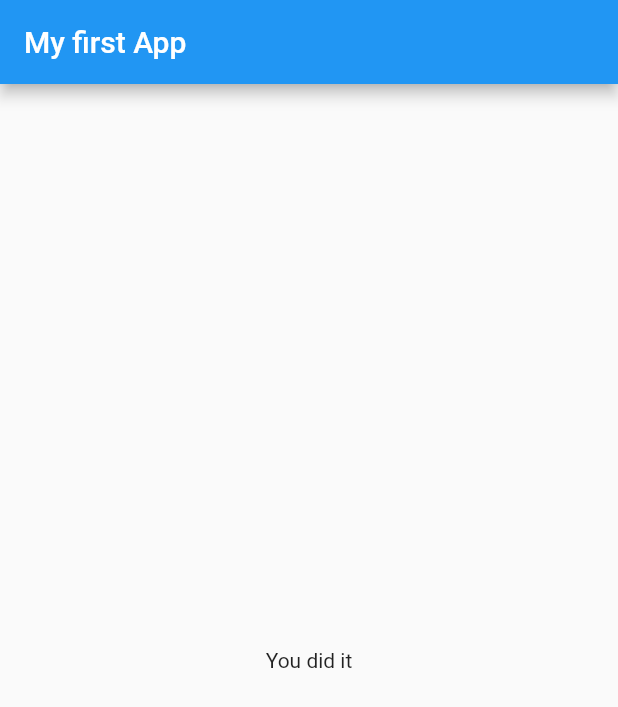
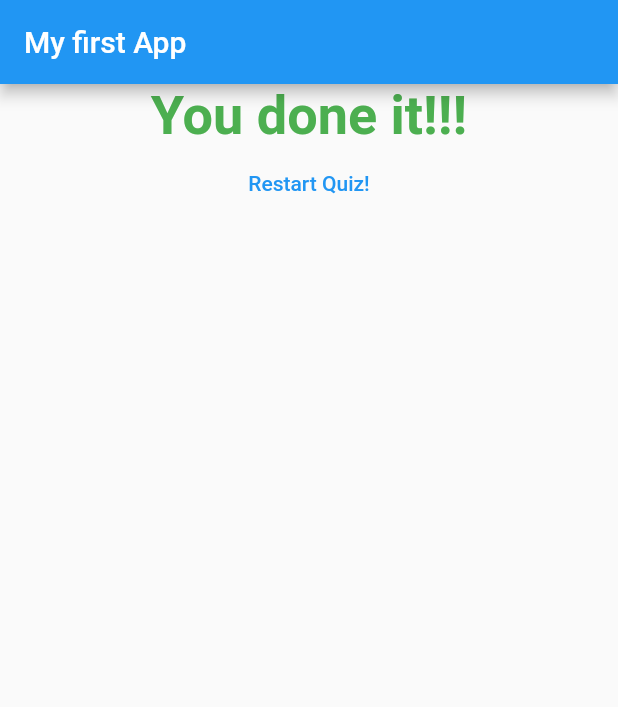
Before and after one commit to rooptestdev/flutter_complete_guide, a Flutter app: the screen it shows after launch, after a tap on "Black", after a tap on "Tiger", after a tap on "Jhon", on a phone screen of 412 x 824 dp. Shown: the top 707 px of the screen. Run offline on Flutter 3.47's test engine with Material 2 defaults, Android fonts, the phone set to English and light mode, and no system bars.

Commit message:
Reset commit

```diff
--- a/lib/answer.dart
+++ b/lib/answer.dart
@@ -10,9 +10,10 @@ class Answer extends StatelessWidget {
   Widget build(BuildContext context) {
     return Container(
       width: double.infinity,
+      padding: EdgeInsets.all(10.0),
       child: ElevatedButton(
         style: ElevatedButton.styleFrom(
-          primary: Colors.blue,
+          primary: Colors.red,
           textStyle: const TextStyle(fontSize: 25),
         ),
         child: Text(answerText),
--- a/lib/main.dart
+++ b/lib/main.dart
@@ -32,6 +32,12 @@ class _MyAppState extends State<MyApp> {
     },
   ];
 
+  void _resetQuiz() {
+    setState(() {
+      _questionIndex = 0;
+    });
+  }
+
   void _answerQuestion() {
     setState(() {
       _questionIndex = _questionIndex + 1;
@@ -57,7 +63,7 @@ class _MyAppState extends State<MyApp> {
                 questionIndex: _questionIndex,
                 questions: _questions,
               )
-            : Result(),
+            : Result(_resetQuiz),
       ),
     );
   }
--- a/lib/result.dart
+++ b/lib/result.dart
@@ -1,12 +1,26 @@
+import 'package:flutter/cupertino.dart';
 import 'package:flutter/material.dart';
 
 class Result extends StatelessWidget {
-  const Result({Key? key}) : super(key: key);
+  var resetHandler;
+  Result(this.resetHandler);
 
   @override
   Widget build(BuildContext context) {
     return Center(
-      child: Text('You did it'),
-    );
+        child: Column(
+      children: <Widget>[
+        Text(
+          'You done it!!!',
+          textAlign: TextAlign.center,
+          style: TextStyle(
+            fontWeight: FontWeight.bold,
+            fontSize: 36,
+            color: Colors.green,
+          ),
+        ),
+        TextButton(onPressed: resetHandler, child: Text('Restart Quiz!')),
+      ],
+    ));
   }
 }
```
